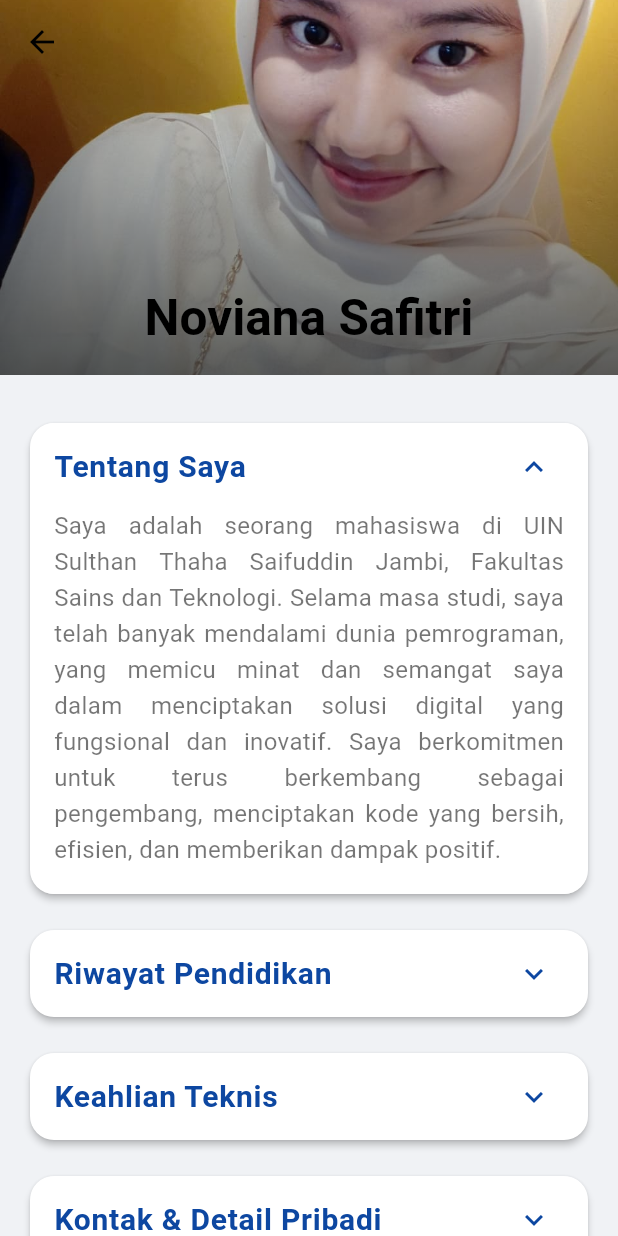
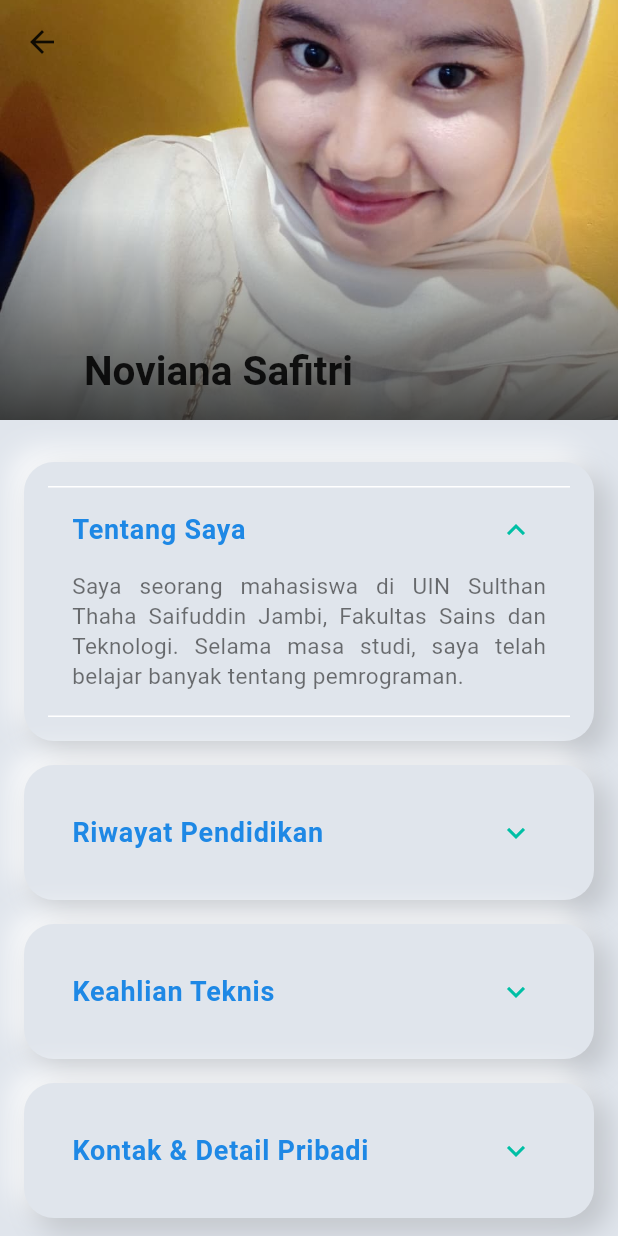
Before and after one commit to NovianaSafitri/Pemrograman_Mobile, a Flutter app: the BiodataScreen screen opened directly, on a phone screen of 412 x 824 dp. Run offline on Flutter 3.47's test engine with Material 3 defaults, Android fonts, the phone set to English and light mode, and no system bars; drawn by our look-alikes of flutter_animate; Roboto replaces fonts that are missing (Montserrat).

Commit message:
Noviana Safitri 701230017

```diff
--- a/widget_dasar_app/lib/main.dart
+++ b/widget_dasar_app/lib/main.dart
@@ -1,11 +1,6 @@
 import 'package:flutter/material.dart';
 import 'package:flutter_animate/flutter_animate.dart';
-
-// Untuk menjalankan kode ini, tambahkan package flutter_animate ke pubspec.yaml Anda:
-// dependencies:
-//   flutter:
-//     sdk: flutter
-//   flutter_animate: ^4.5.0  // Gunakan versi terbaru
+import 'package:url_launcher/url_launcher.dart';
 
 void main() {
   runApp(const WidgetDasarApp());
@@ -20,17 +15,16 @@ class WidgetDasarApp extends StatelessWidget {
       debugShowCheckedModeBanner: false,
       theme: ThemeData(
         fontFamily: 'Montserrat',
-        // Skema warna yang lebih elegan dan profesional
-        primaryColor: const Color(0xFF0D47A1), // Biru Gelap
-        scaffoldBackgroundColor: const Color(0xFFF0F2F5), // Latar belakang abu-abu sangat muda
-        colorScheme: ColorScheme.fromSwatch(primarySwatch: Colors.blue)
-            .copyWith(
-              primary: const Color(0xFF0D47A1), // Biru Gelap
-              secondary: const Color(0xFF00ACC1), // Aksen Teal/Cyan
+        primaryColor: const Color(0xFF1E88E5),
+        scaffoldBackgroundColor: const Color(0xFFE0E5EC),
+        colorScheme: ColorScheme.fromSwatch(primarySwatch: Colors.blue).copyWith(
+          primary: const Color(0xFF1E88E5),
+          secondary: const Color(0xFF00BFA5),
+          tertiary: const Color(0xFF673AB7),
         ),
         cardTheme: CardThemeData(
-          elevation: 2,
-          shape: RoundedRectangleBorder(borderRadius: BorderRadius.circular(16)),
+          elevation: 0,
+          shape: RoundedRectangleBorder(borderRadius: BorderRadius.circular(24)),
         ),
         useMaterial3: true,
       ),
@@ -48,28 +42,45 @@ class HomePage extends StatelessWidget {
     return Scaffold(
       body: Container(
         decoration: BoxDecoration(
-          gradient: LinearGradient(
-            begin: Alignment.topLeft,
-            end: Alignment.bottomRight,
+          gradient: RadialGradient(
+            center: Alignment.topLeft,
+            radius: 1.5,
             colors: [
-              Theme.of(context).primaryColor.withAlpha(229),
-              Theme.of(context).colorScheme.secondary.withAlpha(204),
+              Theme.of(context).colorScheme.primary.withOpacity(0.4),
+              Theme.of(context).scaffoldBackgroundColor,
             ],
+            stops: const [0.0, 1.0],
           ),
         ),
         child: Center(
           child: Column(
             mainAxisAlignment: MainAxisAlignment.center,
             children: [
-              // Hero Animation untuk transisi foto profil
               Hero(
                 tag: 'profile-picture',
-                child: CircleAvatar(
-                  radius: 85,
-                  backgroundColor: Colors.white,
+                child: Container(
+                  width: 180,
+                  height: 180,
+                  decoration: BoxDecoration(
+                    color: Theme.of(context).scaffoldBackgroundColor,
+                    shape: BoxShape.circle,
+                    boxShadow: [
+                      BoxShadow(
+                        color: Colors.white.withOpacity(0.8),
+                        offset: const Offset(-10, -10),
+                        blurRadius: 20,
+                        spreadRadius: 1,
+                      ),
+                      BoxShadow(
+                        color: Colors.black.withOpacity(0.15),
+                        offset: const Offset(10, 10),
+                        blurRadius: 20,
+                        spreadRadius: 1,
+                      ),
+                    ],
+                  ),
                   child: ClipOval(
                     child: Image.asset(
-                      // Ganti dengan URL foto Anda
                       'assets/images/foto.jpg',
                       width: 160,
                       height: 160,
@@ -78,40 +89,45 @@ class HomePage extends StatelessWidget {
                       const Icon(Icons.person, size: 80, color: Colors.grey),
                     ),
                   ),
+                ).animate().fadeIn(duration: 900.ms).scale(begin: const Offset(0.7, 0.7)),
               ),
-              ).animate().fadeIn(duration: 900.ms).scale(begin: const Offset(0.5, 0.5)),
-              const SizedBox(height: 25),
-              const Text(
+              const SizedBox(height: 35),
+              Text(
                 'Noviana Safitri',
                 style: TextStyle(
-                  fontSize: 32,
+                  fontSize: 36,
                   fontWeight: FontWeight.bold,
-                  color: Colors.white,
-                  letterSpacing: 1.2,
+                  color: Theme.of(context).colorScheme.tertiary,
                 ),
-              ).animate().fadeIn(delay: 300.ms, duration: 900.ms),
+              ).animate().fadeIn(delay: 300.ms, duration: 900.ms).slideY(begin: 0.2),
               const Text(
-                'NIM: 8020220046',
+                'NIM: 701230017',
                 style: TextStyle(
                   fontSize: 18,
-                  color: Colors.white70,
+                  color: Colors.black54,
                 ),
               ).animate().fadeIn(delay: 500.ms, duration: 900.ms),
-              const SizedBox(height: 40),
-              ElevatedButton.icon(
+              const SizedBox(height: 50),
+              _NeumorphicButton(
                 onPressed: () {
                   Navigator.push(
                     context,
                     MaterialPageRoute(builder: (context) => const BiodataScreen()),
                   );
                 },
-                icon: const Icon(Icons.arrow_forward_ios, size: 16),
-                label: const Text('Lihat Biodata Lengkap'),
-                style: ElevatedButton.styleFrom(
-                  padding: const EdgeInsets.symmetric(horizontal: 30, vertical: 15),
-                  shape: RoundedRectangleBorder(borderRadius: BorderRadius.circular(30)),
-                  foregroundColor: Theme.of(context).primaryColor,
-                  backgroundColor: Colors.white,
+                child: Row(
+                  mainAxisSize: MainAxisSize.min,
+                  children: [
+                    Text(
+                      'Lihat Biodata Lengkap',
+                      style: TextStyle(
+                        color: Theme.of(context).colorScheme.primary,
+                        fontWeight: FontWeight.w600,
+                      ),
+                    ),
+                    const SizedBox(width: 8),
+                    Icon(Icons.arrow_right_alt, size: 24, color: Theme.of(context).colorScheme.secondary),
+                  ],
                 ),
               ).animate().slideY(begin: 1, delay: 700.ms, duration: 600.ms).fadeIn(),
             ],
@@ -131,11 +147,13 @@ class BiodataScreen extends StatefulWidget {
 }
 
 class _BiodataScreenState extends State<BiodataScreen> {
-  // Widget pembantu untuk baris info yang berulang
-  Widget _buildInfoRow(IconData icon, String label, String value) {
-    return Padding(
-      padding: const EdgeInsets.symmetric(vertical: 10.0),
-      child: Row(
+  // Widget untuk menampilkan baris informasi
+  Widget _buildInfoItem(
+      {required IconData icon,
+        required String label,
+        required String value,
+        String? url}) {
+    final Widget content = Row(
       crossAxisAlignment: CrossAxisAlignment.start,
       children: [
         Icon(icon, color: Theme.of(context).colorScheme.secondary, size: 22),
@@ -146,10 +164,10 @@ class _BiodataScreenState extends State<BiodataScreen> {
             children: [
               Text(
                 label,
-                  style: TextStyle(fontSize: 14, color: Colors.grey.shade700),
+                style: TextStyle(fontSize: 14, color: Colors.grey.shade600),
               ),
               const SizedBox(height: 2),
-                Text(
+              SelectableText(
                 value,
                 style: const TextStyle(
                   fontSize: 16,
@@ -161,34 +179,63 @@ class _BiodataScreenState extends State<BiodataScreen> {
           ),
         ),
       ],
+    );
+
+    if (url != null) {
+      return InkWell(
+        onTap: () async {
+          final Uri uri = Uri.parse(url);
+          if (await canLaunchUrl(uri)) {
+            await launchUrl(uri);
+          } else {
+            if (mounted) {
+              ScaffoldMessenger.of(context).showSnackBar(
+                SnackBar(content: Text('Tidak dapat membuka $label')),
+              );
+            }
+          }
+        },
+        child: Padding(
+          padding: const EdgeInsets.symmetric(vertical: 8.0),
+          child: content,
         ),
       );
     }
 
-  // Widget pembantu untuk membuat bagian (section) yang bisa di-expand/collapse
-  Widget _buildSection(String title, List<Widget> children, {bool initiallyExpanded = false}) {
+    return Padding(
+      padding: const EdgeInsets.symmetric(vertical: 8.0),
+      child: content,
+    );
+  }
+
+  // Widget pembantu untuk membuat bagian (section)
+  Widget _buildSection({
+    required String title,
+    required Widget content,
+    bool initiallyExpanded = false,
+    double delayMs = 0,
+  }) {
     return Padding(
       padding: const EdgeInsets.symmetric(horizontal: 16.0, vertical: 8.0),
-      // Efek hover dan animasi
-      child: Card(
-        clipBehavior: Clip.antiAlias,
+      child: _NeumorphicContainer(
+        borderRadius: 20,
         child: ExpansionTile(
           initiallyExpanded: initiallyExpanded,
           title: Text(
             title,
             style: TextStyle(
-              fontSize: 20,
+              fontSize: 18,
               fontWeight: FontWeight.bold,
               color: Theme.of(context).primaryColor,
             ),
           ),
           childrenPadding: const EdgeInsets.fromLTRB(16, 0, 16, 16),
           expandedAlignment: Alignment.topLeft,
-          iconColor: Theme.of(context).primaryColor,
-          collapsedIconColor: Theme.of(context).primaryColor,
-          children: children,
+          iconColor: Theme.of(context).colorScheme.secondary,
+          collapsedIconColor: Theme.of(context).colorScheme.secondary,
+          children: [content],
         ),
-      ).animate().fadeIn(duration: 600.ms).slideX(begin: -0.2),
+      ).animate().fadeIn(duration: 600.ms, delay: delayMs.ms).slideX(begin: -0.1),
     );
   }
 
@@ -197,24 +244,27 @@ class _BiodataScreenState extends State<BiodataScreen> {
     return Scaffold(
       body: CustomScrollView(
         slivers: [
-          // --- APPBAR / HEADER ---
           SliverAppBar(
-            expandedHeight: 250.0,
+            expandedHeight: 280.0,
             pinned: true,
             stretch: true,
-            backgroundColor: Theme.of(context).primaryColor,
+            backgroundColor: Theme.of(context).scaffoldBackgroundColor,
+            foregroundColor: Colors.black87,
+            elevation: 0,
             flexibleSpace: FlexibleSpaceBar(
-              centerTitle: true,
-              title: const Text('Noviana Safitri', style: TextStyle(fontWeight: FontWeight.bold)),
+              centerTitle: false,
+              titlePadding: const EdgeInsets.only(left: 56, bottom: 16),
+              title: const Text(
+                'Noviana Safitri',
+                style: TextStyle(fontWeight: FontWeight.bold, color: Colors.black87, fontSize: 18),
+              ),
               background: Stack(
                 fit: StackFit.expand,
                 children: [
                   Image.asset(
-                    // Ganti dengan URL foto Anda
                     'assets/images/foto.jpg',
                     fit: BoxFit.cover,
                   ),
-                  // Gradient overlay untuk kontras teks
                   Container(
                     decoration: BoxDecoration(
                       gradient: LinearGradient(
@@ -222,8 +272,9 @@ class _BiodataScreenState extends State<BiodataScreen> {
                         end: Alignment.bottomCenter,
                         colors: [
                           Colors.transparent,
-                          Colors.black.withAlpha(158),
+                          Colors.black.withOpacity(0.7),
                         ],
+                        stops: const [0.5, 1.0],
                       ),
                     ),
                   ),
@@ -237,38 +288,72 @@ class _BiodataScreenState extends State<BiodataScreen> {
             delegate: SliverChildListDelegate(
               [
                 const SizedBox(height: 20),
-                _buildSection('Tentang Saya', [
-                  const Text(
-                    'Saya adalah seorang mahasiswa di UIN Sulthan Thaha Saifuddin Jambi, Fakultas Sains dan Teknologi. Selama masa studi, saya telah banyak mendalami dunia pemrograman, yang memicu minat dan semangat saya dalam menciptakan solusi digital yang fungsional dan inovatif. Saya berkomitmen untuk terus berkembang sebagai pengembang, menciptakan kode yang bersih, efisien, dan memberikan dampak positif.',
-                    style: TextStyle(fontSize: 16, color: Colors.black54, height: 1.5),
+                _buildSection(
+                  title: 'Tentang Saya',
+                  content: const Text(
+                    'Saya seorang mahasiswa di UIN Sulthan Thaha Saifuddin Jambi, Fakultas Sains dan Teknologi. Selama masa studi, saya telah belajar banyak tentang pemrograman.',
+                    style: TextStyle(fontSize: 15, color: Colors.black54, height: 1.3),
                     textAlign: TextAlign.justify,
                   ),
-                ], initiallyExpanded: true),
+                  initiallyExpanded: true,
+                  delayMs: 100,
+                ),
 
-                _buildSection('Riwayat Pendidikan', [
-                  const Text(
-                    '• SMK Negeri 4 Sarolangun\n  Jurusan Administrasi Perkantoran (2020 - 2022)\n  (Fokus pada bidang surat menyurat dan komputer)',
+                _buildSection(
+                  title: 'Riwayat Pendidikan',
+                  content: const Text(
+                    '• SMK Negeri 4 Sarolangun\n  Jurusan Administrasi Perkantoran (2020 - 2022)\n• (Fokus pada bidang surat menyurat dan komputer)',
                     style: TextStyle(fontSize: 16, color: Colors.black54, height: 1.5),
                   ),
-                ]),
+                  delayMs: 200,
+                ),
 
-                _buildSection('Keahlian Teknis', [
-                  const Text(
+                _buildSection(
+                  title: 'Keahlian Teknis',
+                  content: const Text(
                     '• Menguasai Microsoft Office\n• Kontrol Versi: Git, GitHub',
                     style: TextStyle(fontSize: 16, color: Colors.black54, height: 1.5),
                   ),
-                ]),
+                  delayMs: 300,
+                ),
 
-                _buildSection('Kontak & Detail Pribadi', [
-                  _buildInfoRow(Icons.cake_outlined, 'Tanggal Lahir', '13 November 2004'),
-                  _buildInfoRow(Icons.location_on_outlined, 'Lokasi', 'Sarolangun Jambi, Indonesia'),
-                  _buildInfoRow(Icons.email_outlined, 'Email', 'novianasafitri0102@gmail.com'),
-                  _buildInfoRow(Icons.message_outlined, 'WhatsApp', '+62 813-6634-4621'),
-                  _buildInfoRow(Icons.camera_alt_outlined, 'Instagram', '@nvianasftri'),
-                  _buildInfoRow(Icons.link_outlined, 'GitHub', 'github.com/NovianaSafitri'),
-                ]),
+                _buildSection(
+                  title: 'Kontak & Detail Pribadi',
+                  content: Column(
+                    children: [
+                      _buildInfoItem(
+                          icon: Icons.cake_outlined,
+                          label: 'Tanggal Lahir',
+                          value: '13 November 2004'),
+                      _buildInfoItem(
+                          icon: Icons.location_on_outlined,
+                          label: 'Lokasi',
+                          value: 'Sarolangun Jambi, Indonesia'),
+                      _buildInfoItem(
+                          icon: Icons.email_outlined,
+                          label: 'Email',
+                          value: 'novianasafitri0102@gmail.com',
+                          url: 'mailto:novianasafitri0102@gmail.com'),
+                      _buildInfoItem(
+                          icon: Icons.message_outlined,
+                          label: 'WhatsApp',
+                          value: '+62 813-6634-4621',
+                          url: 'https://wa.me/6281366344621'),
+                      _buildInfoItem(
+                          icon: Icons.camera_alt_outlined,
+                          label: 'Instagram',
+                          value: '@nvianasftri',
+                          url: 'https://www.instagram.com/nvianasftri/'),
+                      _buildInfoItem(
+                          icon: Icons.link_outlined,
+                          label: 'GitHub',
+                          value: 'github.com/NovianaSafitri',
+                          url: 'https://github.com/NovianaSafitri'),
+                    ],
+                  ),
+                  delayMs: 400,
+                ),
 
-                // Footer
                 Padding(
                   padding: const EdgeInsets.symmetric(vertical: 30.0),
                   child: Text(
@@ -285,3 +370,104 @@ class _BiodataScreenState extends State<BiodataScreen> {
     );
   }
 }
+
+// --- Neumorphism Widgets ---
+class _NeumorphicContainer extends StatelessWidget {
+  final Widget child;
+  final EdgeInsetsGeometry padding;
+  final double borderRadius;
+  final bool isPressed;
+
+  const _NeumorphicContainer({
+    required this.child,
+    this.padding = const EdgeInsets.all(16),
+    this.borderRadius = 24,
+    this.isPressed = false,
+  });
+
+  @override
+  Widget build(BuildContext context) {
+    return AnimatedContainer(
+      duration: const Duration(milliseconds: 150),
+      padding: padding,
+      decoration: BoxDecoration(
+        color: Theme.of(context).scaffoldBackgroundColor,
+        borderRadius: BorderRadius.circular(borderRadius),
+        boxShadow: isPressed
+            ? [
+          BoxShadow(
+            color: Colors.white.withOpacity(0.5),
+            offset: const Offset(2, 2),
+            blurRadius: 5,
+            spreadRadius: 0.5,
+          ),
+          BoxShadow(
+            color: Colors.black.withOpacity(0.08),
+            offset: const Offset(-2, -2),
+            blurRadius: 5,
+            spreadRadius: 0.5,
+          ),
+        ]
+            : [
+          BoxShadow(
+            color: Colors.white.withOpacity(0.8),
+            offset: const Offset(-8, -8),
+            blurRadius: 15,
+            spreadRadius: 1,
+          ),
+          BoxShadow(
+            color: Colors.black.withOpacity(0.15),
+            offset: const Offset(8, 8),
+            blurRadius: 15,
+            spreadRadius: 1,
+          ),
+        ],
+      ),
+      child: child,
+    );
+  }
+}
+
+class _NeumorphicButton extends StatefulWidget {
+  final Widget child;
+  final VoidCallback onPressed;
+
+  const _NeumorphicButton({
+    required this.child,
+    required this.onPressed,
+  });
+
+  @override
+  State<_NeumorphicButton> createState() => _NeumorphicButtonState();
+}
+
+class _NeumorphicButtonState extends State<_NeumorphicButton> {
+  bool _isPressed = false;
+
+  void _onPointerDown(PointerDownEvent event) {
+    setState(() {
+      _isPressed = true;
+    });
+  }
+
+  void _onPointerUp(PointerUpEvent event) {
+    setState(() {
+      _isPressed = false;
+    });
+    widget.onPressed();
+  }
+
+  @override
+  Widget build(BuildContext context) {
+    return Listener(
+      onPointerDown: _onPointerDown,
+      onPointerUp: _onPointerUp,
+      child: _NeumorphicContainer(
+        isPressed: _isPressed,
+        borderRadius: 30,
+        padding: const EdgeInsets.symmetric(horizontal: 40, vertical: 16),
+        child: widget.child,
+      ),
+    );
+  }
+}
--- a/widget_dasar_app/pubspec.yaml
+++ b/widget_dasar_app/pubspec.yaml
@@ -10,10 +10,12 @@ dependencies:
   flutter:
     sdk: flutter
 
-  url_launcher: ^6.3.0
+
   font_awesome_flutter: ^10.7.0
   cupertino_icons: ^1.0.8
   flutter_animate: ^4.5.0
+  google_fonts: ^6.1.0
+  url_launcher: ^6.2.2
 
 dev_dependencies:
   flutter_test:
```
Also changed, not shown: widget_dasar_app/pubspec.lock, 3 other files. Lines whose indentation alone changed are shown as unchanged.
